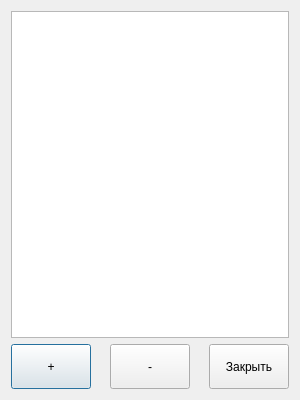
AlexAkatyev/imp21, file imp/settingseditordialog.ui: the form before one commit.
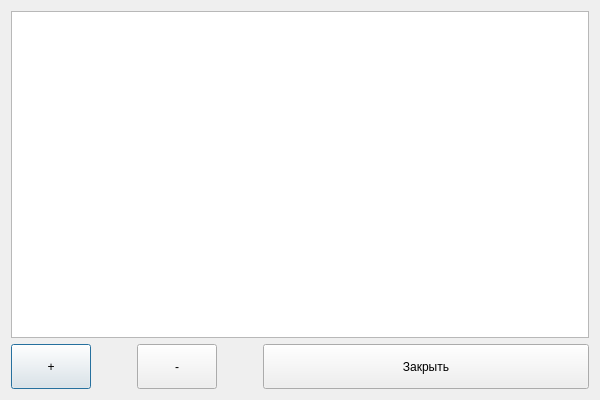
The form after the commit.

Commit message: сделать удобным просмотр

Patch:
```diff
--- a/imp/settingseditordialog.ui
+++ b/imp/settingseditordialog.ui
@@ -6,7 +6,7 @@
    <rect>
     <x>0</x>
     <y>0</y>
-    <width>300</width>
+    <width>600</width>
     <height>400</height>
    </rect>
   </property>
@@ -16,6 +16,9 @@
   <layout class="QVBoxLayout" name="verticalLayout">
    <item>
     <widget class="QTableView" name="tableView">
+     <property name="alternatingRowColors">
+      <bool>true</bool>
+     </property>
      <attribute name="verticalHeaderVisible">
       <bool>false</bool>
      </attribute>
```
